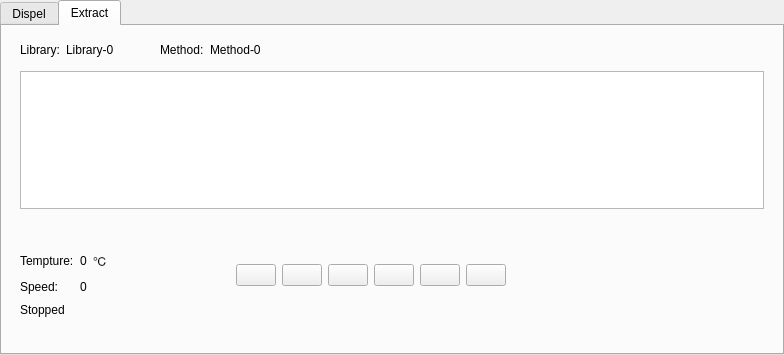
photonlili/Tank, file tank/qdispelform.ui: the form before one commit.
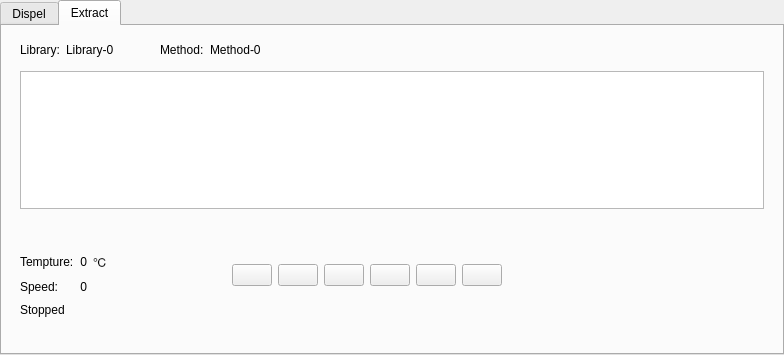
The form after the commit. The open tabs and pages were chosen to show the change. Custom widgets are drawn as their Qt base class.

```diff
--- a/tank/qdispelform.ui
+++ b/tank/qdispelform.ui
@@ -771,32 +771,9 @@
                 <property name="leftMargin">
                  <number>0</number>
                 </property>
-                <item row="1" column="3">
-                 <spacer name="horizontalSpacer_5">
-                  <property name="orientation">
-                   <enum>Qt::Horizontal</enum>
-                  </property>
-                  <property name="sizeHint" stdset="0">
-                   <size>
-                    <width>40</width>
-                    <height>20</height>
-                   </size>
-                  </property>
-                 </spacer>
-                </item>
-                <item row="2" column="3">
-                 <spacer name="horizontalSpacer_10">
-                  <property name="orientation">
-                   <enum>Qt::Horizontal</enum>
-                  </property>
-                  <property name="sizeHint" stdset="0">
-                   <size>
-                    <width>40</width>
-                    <height>20</height>
-                   </size>
-                  </property>
-                 </spacer>
-                </item>
+                <property name="rightMargin">
+                 <number>2</number>
+                </property>
                 <item row="0" column="0">
                  <spacer name="verticalSpacer_2">
                   <property name="orientation">
@@ -821,6 +798,9 @@
                   <property name="text">
                    <string>0</string>
                   </property>
+                  <property name="alignment">
+                   <set>Qt::AlignRight|Qt::AlignTrailing|Qt::AlignVCenter</set>
+                  </property>
                  </widget>
                 </item>
                 <item row="1" column="2">
@@ -882,6 +862,9 @@
                   <property name="text">
                    <string>0</string>
                   </property>
+                  <property name="alignment">
+                   <set>Qt::AlignRight|Qt::AlignTrailing|Qt::AlignVCenter</set>
+                  </property>
                  </widget>
                 </item>
                 <item row="2" column="0">
@@ -910,12 +893,28 @@
                   </property>
                  </widget>
                 </item>
+                <item row="2" column="3">
+                 <spacer name="horizontalSpacer_3">
+                  <property name="orientation">
+                   <enum>Qt::Horizontal</enum>
+                  </property>
+                  <property name="sizeHint" stdset="0">
+                   <size>
+                    <width>40</width>
+                    <height>20</height>
+                   </size>
+                  </property>
+                 </spacer>
+                </item>
                </layout>
               </widget>
              </item>
              <item>
               <widget class="QWidget" name="widget_4" native="true">
                <layout class="QHBoxLayout" name="horizontalLayout_3">
+                <property name="leftMargin">
+                 <number>2</number>
+                </property>
                 <item>
                  <widget class="QCPushButton" name="btn_open_2">
                   <property name="minimumSize">
```
Left out of the diff: 51 changed lines with no effect on the pictures.
